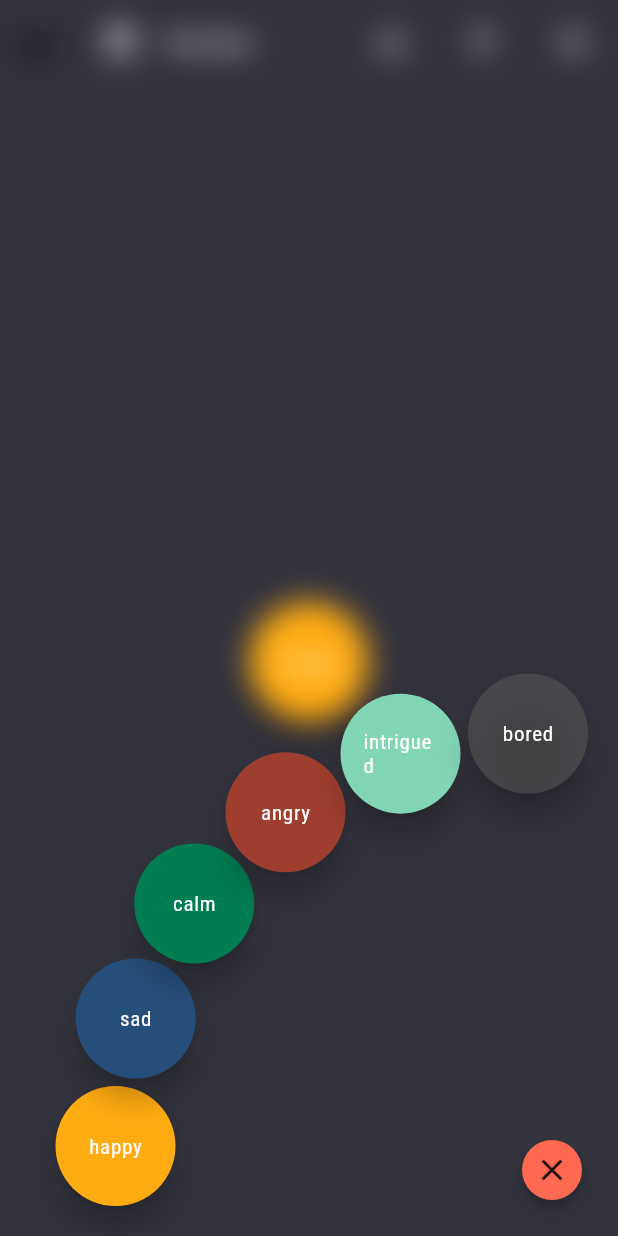
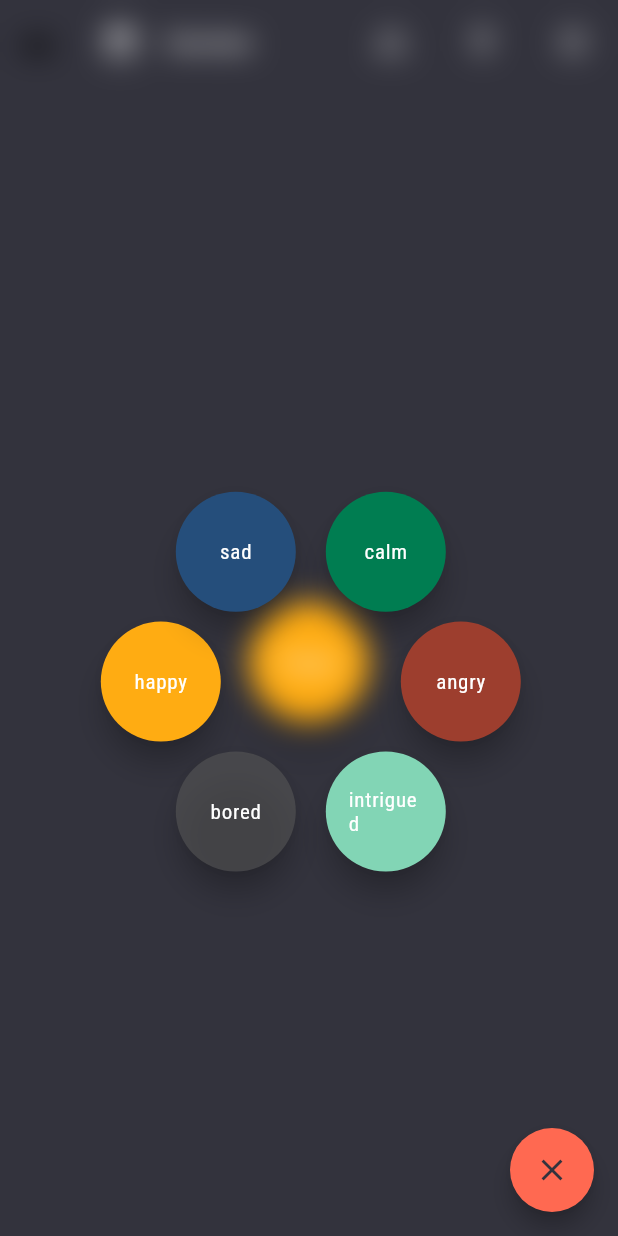
Before and after one commit to Ao99/emoriver, a Flutter app: the screen it shows after launch, after a tap on the "add" icon, on a phone screen of 412 x 824 dp. Run offline on Flutter 3.47's test engine with Material 2 defaults, Android fonts, the light colour scheme and no system bars; our stand-ins replace adaptive_breakpoints, firebase_auth, firebase_core, google_fonts, tuple; accounts and stored records are empty.

Commit message:
updated fab and directories

```diff
--- a/lib/main.dart
+++ b/lib/main.dart
@@ -1,8 +1,8 @@
-import 'package:emoriver/themes/themes.dart';
+import 'package:emoriver/utils/themes.dart';
 import 'package:flutter/material.dart';
 import 'package:firebase_core/firebase_core.dart';
 import 'package:firebase_auth/firebase_auth.dart';
-import 'pages/routes.dart';
+import 'utils/routes.dart';
 import 'pages/homePage.dart';
 import 'pages/loginPage.dart';
 import 'pages/addPage.dart';
--- a/lib/pages/addPage.dart
+++ b/lib/pages/addPage.dart
@@ -1,6 +1,6 @@
 import 'dart:math';
 import 'package:flutter/material.dart';
-import 'routes.dart';
+import '../utils/routes.dart';
 
 class AddPage extends StatefulWidget {
   @override
--- a/lib/pages/homePage.dart
+++ b/lib/pages/homePage.dart
@@ -1,6 +1,6 @@
 import 'package:flutter/material.dart';
 import 'tabs/tabs.dart';
-import '../themes/colors.dart';
+import '../utils/colors.dart';
 import '../widgets/rotatedTab.dart';
 import '../widgets/expandableFab.dart';
 import '../widgets/circleButton.dart';
@@ -55,14 +55,19 @@ class _HomePageState extends State<HomePage>
       body: SafeArea(
         top: !isDesktop,
         bottom: !isDesktop,
-        child: FocusTraversalGroup(
-          policy: OrderedTraversalPolicy(),
-          child: _buildTabBarWithViews(isDesktop),
+        child: Stack(
+          children: [
+            FocusTraversalGroup(
+              policy: OrderedTraversalPolicy(),
+              child: _buildTabBarWithViews(isDesktop),
+            ),
+            ExpandableFab(
+              radius: 100,
+              icon: Icon(Icons.add),
+              children: _buildFabChildren(),
+            ),
+          ]
         ),
-      ),
-      floatingActionButton: ExpandableFab(
-        distance: 275,
-        children: _buildFabChildren(),
       ),
     );
   }
--- a/lib/pages/tabs/overviewView.dart
+++ b/lib/pages/tabs/overviewView.dart
@@ -1,5 +1,5 @@
 import 'package:flutter/material.dart';
-import '../../themes/colors.dart';
+import '../../utils/colors.dart';
 import '../../widgets/circleButton.dart';
 
 class OverviewView extends StatelessWidget {
--- a/lib/themes/themes.dart
+++ b/lib/utils/themes.dart
@@ -12,7 +12,6 @@ class AppTheme {
       floatingActionButtonTheme: FloatingActionButtonThemeData(
         backgroundColor: ThemeColors.buttonColor,
         foregroundColor: ThemeColors.primaryBackground,
-        hoverColor: ThemeColors.buttonHoverColor,
       ),
       scaffoldBackgroundColor: ThemeColors.primaryBackground,
       primaryColor: ThemeColors.primaryBackground,
--- a/lib/widgets/expandableFab.dart
+++ b/lib/widgets/expandableFab.dart
@@ -6,12 +6,14 @@ class ExpandableFab extends StatefulWidget {
   const ExpandableFab({
     Key key,
     this.initialOpen = false,
-    this.distance,
-    this.children
+    this.radius,
+    this.icon = const Icon(Icons.menu),
+    this.children,
   }) : super(key: key);
 
   final bool initialOpen;
-  final double distance;
+  final double radius;
+  final Icon icon;
   final List<Widget> children;
 
   @override
@@ -23,11 +25,15 @@ class _ExpandableFabState extends State<ExpandableFab>
   bool _open;
   AnimationController _controller;
   Animation<double> _expandAnimation;
+  Widget _button;
+  Widget _actionButtons;
 
   @override
   void initState() {
     super.initState();
     _open = widget.initialOpen;
+    _button = _open ? _buildCloseButton() : _buildOpenButton();
+    _actionButtons = _open ? _buildExpandingActionButtons() : Container();
     _controller = AnimationController(
       value: _open ? 1.0 : 0.0,
       duration: const Duration(milliseconds: 250),
@@ -52,16 +58,19 @@ class _ExpandableFabState extends State<ExpandableFab>
       _open = !_open;
       if (_open) {
         _controller.forward();
+        _button = _buildCloseButton();
+        _actionButtons = _buildExpandingActionButtons();
       } else {
         _controller.reverse();
+        _button = _buildOpenButton();
+        _actionButtons = Container();
       }
     });
   }
 
   @override
   Widget build(BuildContext context) {
-    return SizedBox.expand(
-      child: Stack(
+    return Stack(
       alignment: Alignment.bottomRight,
       clipBehavior: Clip.none,
       children: [
@@ -73,107 +82,85 @@ class _ExpandableFabState extends State<ExpandableFab>
               ),
             )
           : Container(),
-          _buildTapToCloseFab(),
-          ..._buildExpandingActionButtons(),
-          _buildTapToOpenFab(),
+        // ..._buildExpandingActionButtons(),
+        AnimatedSwitcher(
+          duration: Duration(milliseconds: 250),
+          child: _actionButtons,
+        ),
+        AnimatedSwitcher(
+          duration: Duration(milliseconds: 250),
+          child: Container(
+            padding: EdgeInsets.all(16),
+            child: _button,
+          ),
+        ),
       ],
-      ),
     );
   }
 
-  Widget _buildTapToCloseFab() {
-    return SizedBox(
-      width: 56.0,
-      height: 56.0,
-      child: Center(
-        child: Material(
-          color: Theme.of(context).accentColor,
-          shape: CircleBorder(),
-          clipBehavior: Clip.antiAlias,
-          elevation: 4.0,
-          child: InkWell(
-            onTap: _toggle,
-            child: Padding(
-              padding: EdgeInsets.all(8.0),
+  Widget _buildCloseButton() {
+    return FloatingActionButton(
+      onPressed: _toggle,
+      backgroundColor: Theme.of(context).accentColor,
       child: Icon(Icons.close),
-            ),
-          ),
-        ),
-      ),
     );
   }
 
-  List<Widget> _buildExpandingActionButtons() {
+  Widget _buildOpenButton() {
+    return FloatingActionButton(
+      onPressed: _toggle,
+      child: widget.icon,
+    );
+  }
+
+  Widget _buildExpandingActionButtons() {
     final children = <Widget>[];
     final count = widget.children.length;
-    final step = 90.0 / (count - 1);
-    for (var i = 0, angleInDegrees = 0.0; i < count; i++, angleInDegrees += step) {
+    final step = 2 * pi / count;
+    for (var i = 0, angle = 0.0; i < count; i++, angle += step) {
       children.add(
         _ExpandingActionButton(
-          directionInDegrees: angleInDegrees,
-          maxDistance: widget.distance,
+          direction: angle,
+          maxDistance: widget.radius,
           progress: _expandAnimation,
           child: widget.children[i],
         ),
       );
     }
-    return children;
-  }
-
-  Widget _buildTapToOpenFab() {
-    return IgnorePointer(
-      ignoring: _open,
-      child: AnimatedContainer(
-        transformAlignment: Alignment.center,
-        transform: Matrix4.diagonal3Values(
-          _open ? 0.7 : 1.0,
-          _open ? 0.7 : 1.0,
-          1.0,
-        ),
-        duration: const Duration(milliseconds: 250),
-        curve: const Interval(0.0, 0.5, curve: Curves.easeOut),
-        child: AnimatedOpacity(
-          opacity: _open ? 0.0 : 1.0,
-          curve: const Interval(0.25, 1.0, curve: Curves.easeInOut),
-          duration: const Duration(milliseconds: 250),
-          child: FloatingActionButton(
-            onPressed: _toggle,
-            child: const Icon(Icons.add),
-          ),
-        ),
-      ),
-    );
+    return Stack(children: children, alignment: Alignment.bottomRight,);
   }
 }
 
 class _ExpandingActionButton extends StatelessWidget {
   _ExpandingActionButton({
     Key key,
-    this.directionInDegrees,
+    this.direction,
     this.maxDistance,
     this.progress,
     this.child,
   }) : super(key: key);
 
-  final double directionInDegrees;
+  final double direction;
   final double maxDistance;
   final Animation<double> progress;
   final Widget child;
 
   @override
   Widget build(BuildContext context) {
+    Size screenSize = MediaQuery.of(context).size;
+
     return AnimatedBuilder(
       animation: progress,
       builder: (BuildContext context, Widget child) {
         final offset = Offset.fromDirection(
-          directionInDegrees * (pi / 180.0),
+          direction,
           progress.value * maxDistance,
         );
         return Positioned(
-          right: 4.0 + offset.dx,
-          bottom: 4.0 + offset.dy,
+          right: screenSize.width * 0.4 + offset.dx,
+          bottom: screenSize.height * 0.4 + offset.dy,
           child: Transform.rotate(
-            angle: (1.0 - progress.value) * pi / 2,
+            angle: (1.0 - progress.value) * pi,
             child: child,
           ),
         );
```
Also changed, not shown: lib/utils/colors.dart (renamed from lib/themes/colors.dart), lib/utils/routes.dart (renamed from lib/pages/routes.dart). Lines whose indentation alone changed are shown as unchanged.
